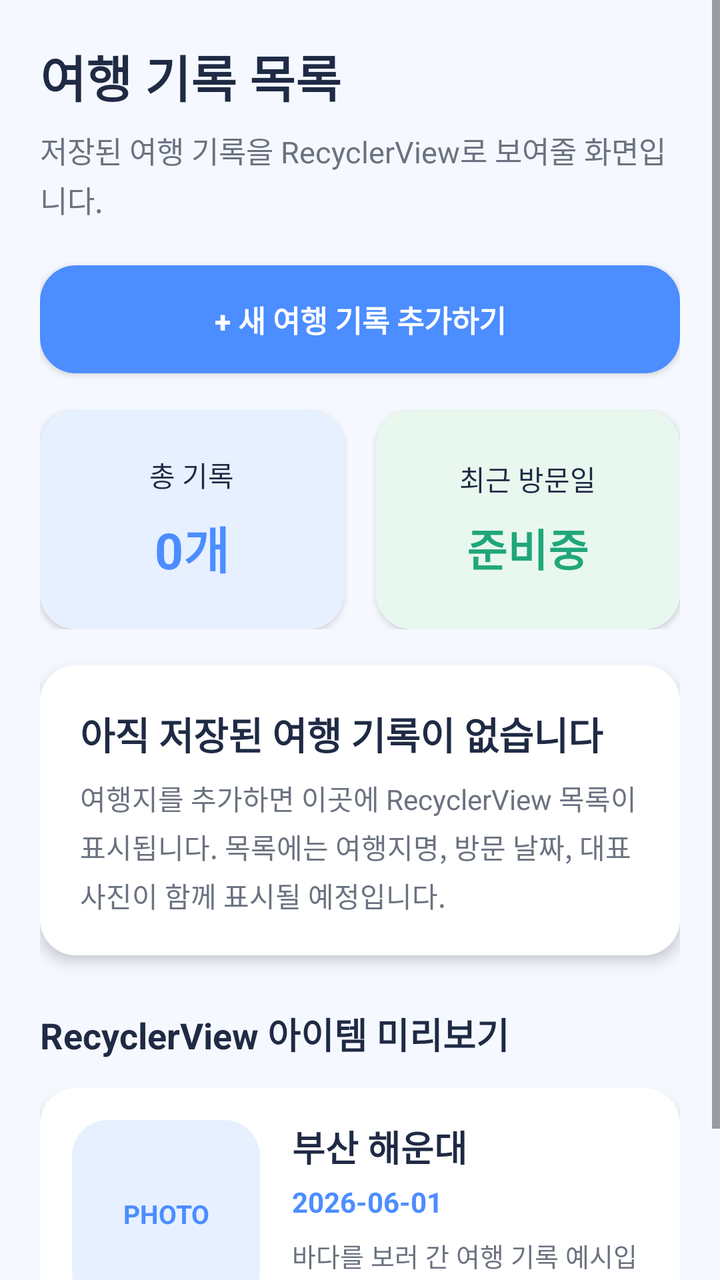
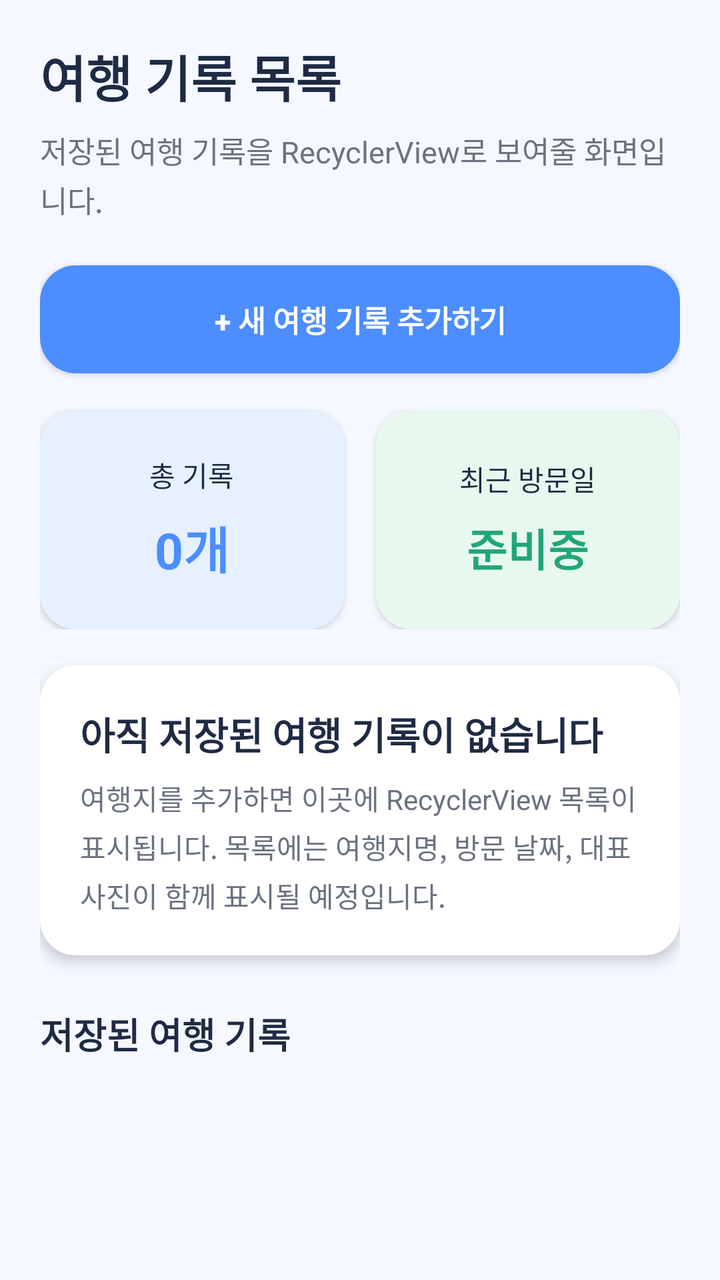

Before-and-after screenshots of an Android layout around one commit, followed by the original layout XML and the change that was made.
<!-- AndroidManifest.xml: application theme Theme.TravelRecordApp -->
<!-- res/layout/fragment_travel_list.xml -->
<?xml version="1.0" encoding="utf-8"?>
<ScrollView xmlns:android="http://schemas.android.com/apk/res/android"
    android:layout_width="match_parent"
    android:layout_height="match_parent"
    android:background="@color/travel_bg"
    android:fillViewport="true">

    <LinearLayout
        android:layout_width="match_parent"
        android:layout_height="wrap_content"
        android:orientation="vertical"
        android:padding="20dp">

        <TextView
            android:id="@+id/tvListTitle"
            android:layout_width="match_parent"
            android:layout_height="wrap_content"
            android:text="@string/list_title"
            android:textColor="@color/travel_dark"
            android:textSize="25sp"
            android:textStyle="bold" />

        <TextView
            android:id="@+id/tvListDesc"
            android:layout_width="match_parent"
            android:layout_height="wrap_content"
            android:layout_marginTop="8dp"
            android:lineSpacingExtra="3dp"
            android:text="@string/list_desc"
            android:textColor="@color/travel_gray"
            android:textSize="15sp" />

        <Button
            android:id="@+id/btnAddTravel"
            android:layout_width="match_parent"
            android:layout_height="54dp"
            android:layout_marginTop="22dp"
            android:background="@drawable/bg_primary_button"
            android:text="+ 새 여행 기록 추가하기"
            android:textAllCaps="false"
            android:textColor="@color/white"
            android:textSize="15sp"
            android:textStyle="bold" />

        <LinearLayout
            android:id="@+id/listSummaryArea"
            android:layout_width="match_parent"
            android:layout_height="110dp"
            android:layout_marginTop="18dp"
            android:orientation="horizontal">

            <LinearLayout
                android:layout_width="0dp"
                android:layout_height="match_parent"
                android:layout_marginEnd="8dp"
                android:layout_weight="1"
                android:background="@drawable/bg_card_blue"
                android:elevation="2dp"
                android:gravity="center"
                android:orientation="vertical"
                android:padding="12dp">

                <TextView
                    android:layout_width="wrap_content"
                    android:layout_height="wrap_content"
                    android:text="총 기록"
                    android:textColor="@color/travel_dark"
                    android:textSize="14sp" />

                <TextView
                    android:id="@+id/tvListTotalCount"
                    android:layout_width="wrap_content"
                    android:layout_height="wrap_content"
                    android:layout_marginTop="8dp"
                    android:text="0개"
                    android:textColor="@color/travel_blue"
                    android:textSize="25sp"
                    android:textStyle="bold" />

            </LinearLayout>

            <LinearLayout
                android:layout_width="0dp"
                android:layout_height="match_parent"
                android:layout_marginStart="8dp"
                android:layout_weight="1"
                android:background="@drawable/bg_card_green"
                android:elevation="2dp"
                android:gravity="center"
                android:orientation="vertical"
                android:padding="12dp">

                <TextView
                    android:layout_width="wrap_content"
                    android:layout_height="wrap_content"
                    android:text="최근 방문일"
                    android:textColor="@color/travel_dark"
                    android:textSize="14sp" />

                <TextView
                    android:id="@+id/tvRecentDate"
                    android:layout_width="wrap_content"
                    android:layout_height="wrap_content"
                    android:layout_marginTop="8dp"
                    android:text="준비중"
                    android:textColor="@color/travel_green"
                    android:textSize="22sp"
                    android:textStyle="bold" />

            </LinearLayout>

        </LinearLayout>

        <LinearLayout
            android:id="@+id/emptyListCard"
            android:layout_width="match_parent"
            android:layout_height="wrap_content"
            android:layout_marginTop="18dp"
            android:background="@drawable/bg_card_white"
            android:elevation="4dp"
            android:orientation="vertical"
            android:padding="20dp">

            <TextView
                android:layout_width="match_parent"
                android:layout_height="wrap_content"
                android:text="아직 저장된 여행 기록이 없습니다"
                android:textColor="@color/travel_dark"
                android:textSize="19sp"
                android:textStyle="bold" />

            <TextView
                android:layout_width="match_parent"
                android:layout_height="wrap_content"
                android:layout_marginTop="8dp"
                android:lineSpacingExtra="4dp"
                android:text="여행지를 추가하면 이곳에 RecyclerView 목록이 표시됩니다. 목록에는 여행지명, 방문 날짜, 대표 사진이 함께 표시될 예정입니다."
                android:textColor="@color/travel_gray"
                android:textSize="14sp" />

        </LinearLayout>

        <TextView
            android:id="@+id/tvSectionTitle"
            android:layout_width="match_parent"
            android:layout_height="wrap_content"
            android:layout_marginTop="26dp"
            android:text="RecyclerView 아이템 미리보기"
            android:textColor="@color/travel_dark"
            android:textSize="18sp"
            android:textStyle="bold" />

        <include layout="@layout/item_travel_record" />

    </LinearLayout>

</ScrollView>
<!-- res/layout/item_travel_record.xml (included above) -->
<?xml version="1.0" encoding="utf-8"?>
<LinearLayout xmlns:android="http://schemas.android.com/apk/res/android"
    android:id="@+id/layoutTravelItem"
    android:layout_width="match_parent"
    android:layout_height="wrap_content"
    android:layout_marginTop="14dp"
    android:layout_marginBottom="4dp"
    android:background="@drawable/bg_card_white"
    android:elevation="4dp"
    android:orientation="horizontal"
    android:padding="16dp">

    <FrameLayout
        android:layout_width="94dp"
        android:layout_height="94dp"
        android:background="@drawable/bg_photo_placeholder">

        <ImageView
            android:id="@+id/ivTravelPhoto"
            android:layout_width="match_parent"
            android:layout_height="match_parent"
            android:contentDescription="여행 사진"
            android:scaleType="centerCrop"
            android:visibility="gone" />

        <TextView
            android:id="@+id/tvPhotoLabel"
            android:layout_width="match_parent"
            android:layout_height="match_parent"
            android:gravity="center"
            android:text="PHOTO"
            android:textColor="@color/travel_blue"
            android:textSize="13sp"
            android:textStyle="bold" />

    </FrameLayout>

    <LinearLayout
        android:layout_width="0dp"
        android:layout_height="wrap_content"
        android:layout_marginStart="16dp"
        android:layout_weight="1"
        android:orientation="vertical">

        <TextView
            android:id="@+id/tvItemPlace"
            android:layout_width="match_parent"
            android:layout_height="wrap_content"
            android:text="부산 해운대"
            android:textColor="@color/travel_dark"
            android:textSize="18sp"
            android:textStyle="bold" />

        <TextView
            android:id="@+id/tvItemDate"
            android:layout_width="match_parent"
            android:layout_height="wrap_content"
            android:layout_marginTop="5dp"
            android:text="2026-06-01"
            android:textColor="@color/travel_blue"
            android:textSize="14sp"
            android:textStyle="bold" />

        <TextView
            android:id="@+id/tvItemMemo"
            android:layout_width="match_parent"
            android:layout_height="wrap_content"
            android:layout_marginTop="8dp"
            android:lineSpacingExtra="3dp"
            android:maxLines="2"
            android:text="바다를 보러 간 여행 기록 예시입니다. 나중에 실제 데이터와 사진이 표시됩니다."
            android:textColor="@color/travel_gray"
            android:textSize="13sp" />

        <TextView
            android:id="@+id/tvItemAction"
            android:layout_width="match_parent"
            android:layout_height="wrap_content"
            android:layout_marginTop="8dp"
            android:text="상세 보기 준비중"
            android:textColor="@color/travel_orange"
            android:textSize="13sp"
            android:textStyle="bold" />

    </LinearLayout>

</LinearLayout>
<!-- resources referenced by this layout -->
<resources>
  <color name="travel_bg">#F5F8FF</color>
  <color name="travel_blue">#4C8DFF</color>
  <color name="travel_dark">#1F2A44</color>
  <color name="travel_gray">#6B7280</color>
  <color name="travel_green">#21A67A</color>
  <color name="travel_orange">#F59E0B</color>
  <color name="white">#FFFFFFFF</color>
  <!-- drawable bg_card_blue (drawable) -->
  <?xml version="1.0" encoding="utf-8"?>
  <shape xmlns:android="http://schemas.android.com/apk/res/android">
      <solid android:color="@color/card_blue" />
      <corners android:radius="18dp" />
  </shape>
  <!-- drawable bg_card_green (drawable) -->
  <?xml version="1.0" encoding="utf-8"?>
  <shape xmlns:android="http://schemas.android.com/apk/res/android">
      <solid android:color="@color/card_green" />
      <corners android:radius="18dp" />
  </shape>
  <!-- drawable bg_card_white (drawable) -->
  <?xml version="1.0" encoding="utf-8"?>
  <shape xmlns:android="http://schemas.android.com/apk/res/android">
      <solid android:color="@color/white" />
      <corners android:radius="18dp" />
  </shape>
  <!-- drawable bg_photo_placeholder (drawable) -->
  <?xml version="1.0" encoding="utf-8"?>
  <shape xmlns:android="http://schemas.android.com/apk/res/android">
      <solid android:color="@color/card_blue" />
      <corners android:radius="18dp" />
  </shape>
  <!-- drawable bg_primary_button (drawable) -->
  <?xml version="1.0" encoding="utf-8"?>
  <shape xmlns:android="http://schemas.android.com/apk/res/android">
      <solid android:color="@color/travel_blue" />
      <corners android:radius="18dp" />
  </shape>
  <string name="list_desc">저장된 여행 기록을 RecyclerView로 보여줄 화면입니다.</string>
  <string name="list_title">여행 기록 목록</string>
  <style name="Theme.TravelRecordApp" parent="Base.Theme.TravelRecordApp" />
  <color name="card_blue">#E6F0FF</color>
  <color name="card_green">#E8F8EF</color>
  <style name="Base.Theme.TravelRecordApp" parent="Theme.Material3.DayNight.NoActionBar">
          
          
      </style>
</resources>

<!-- the commit's change to res/layout/fragment_travel_list.xml (unified diff, before → after) -->
@@ -145,101 +145,18 @@
             android:layout_width="match_parent"
             android:layout_height="wrap_content"
             android:layout_marginTop="26dp"
-            android:text="RecyclerView 아이템 미리보기"
+            android:text="저장된 여행 기록"
             android:textColor="@color/travel_dark"
             android:textSize="18sp"
             android:textStyle="bold" />
 
-        <include layout="@layout/item_travel_record" />
+        <androidx.recyclerview.widget.RecyclerView
+            android:id="@+id/recyclerTravel"
+            android:layout_width="match_parent"
+            android:layout_height="wrap_content"
+            android:layout_marginBottom="24dp"
+            android:nestedScrollingEnabled="false" />
 
     </LinearLayout>
 
 </ScrollView>
-<!-- res/layout/item_travel_record.xml (included above) -->
-<?xml version="1.0" encoding="utf-8"?>
-<LinearLayout xmlns:android="http://schemas.android.com/apk/res/android"
-    android:id="@+id/layoutTravelItem"
-    android:layout_width="match_parent"
-    android:layout_height="wrap_content"
-    android:layout_marginTop="14dp"
-    android:layout_marginBottom="4dp"
-    android:background="@drawable/bg_card_white"
-    android:elevation="4dp"
-    android:orientation="horizontal"
-    android:padding="16dp">
-
-    <FrameLayout
-        android:layout_width="94dp"
-        android:layout_height="94dp"
-        android:background="@drawable/bg_photo_placeholder">
-
-        <ImageView
-            android:id="@+id/ivTravelPhoto"
-            android:layout_width="match_parent"
-            android:layout_height="match_parent"
-            android:contentDescription="여행 사진"
-            android:scaleType="centerCrop"
-            android:visibility="gone" />
-
-        <TextView
-            android:id="@+id/tvPhotoLabel"
-            android:layout_width="match_parent"
-            android:layout_height="match_parent"
-            android:gravity="center"
-            android:text="PHOTO"
-            android:textColor="@color/travel_blue"
-            android:textSize="13sp"
-            android:textStyle="bold" />
-
-    </FrameLayout>
-
-    <LinearLayout
-        android:layout_width="0dp"
-        android:layout_height="wrap_content"
-        android:layout_marginStart="16dp"
-        android:layout_weight="1"
-        android:orientation="vertical">
-
-        <TextView
-            android:id="@+id/tvItemPlace"
-            android:layout_width="match_parent"
-            android:layout_height="wrap_content"
-            android:text="부산 해운대"
-            android:textColor="@color/travel_dark"
-            android:textSize="18sp"
-            android:textStyle="bold" />
-
-        <TextView
-            android:id="@+id/tvItemDate"
-            android:layout_width="match_parent"
-            android:layout_height="wrap_content"
-            android:layout_marginTop="5dp"
-            android:text="2026-06-01"
-            android:textColor="@color/travel_blue"
-            android:textSize="14sp"
-            android:textStyle="bold" />
-
-        <TextView
-            android:id="@+id/tvItemMemo"
-            android:layout_width="match_parent"
-            android:layout_height="wrap_content"
-            android:layout_marginTop="8dp"
-            android:lineSpacingExtra="3dp"
-            android:maxLines="2"
-            android:text="바다를 보러 간 여행 기록 예시입니다. 나중에 실제 데이터와 사진이 표시됩니다."
-            android:textColor="@color/travel_gray"
-            android:textSize="13sp" />
-
-        <TextView
-            android:id="@+id/tvItemAction"
-            android:layout_width="match_parent"
-            android:layout_height="wrap_content"
-            android:layout_marginTop="8dp"
-            android:text="상세 보기 준비중"
-            android:textColor="@color/travel_orange"
-            android:textSize="13sp"
-            android:textStyle="bold" />
-
-    </LinearLayout>
-
-</LinearLayout>
<!-- resource entries referenced after the edit -->
@@ -5,7 +5,6 @@
   <color name="travel_dark">#1F2A44</color>
   <color name="travel_gray">#6B7280</color>
   <color name="travel_green">#21A67A</color>
-  <color name="travel_orange">#F59E0B</color>
   <color name="white">#FFFFFFFF</color>
   <!-- drawable bg_card_blue (drawable) -->
   <?xml version="1.0" encoding="utf-8"?>
@@ -25,12 +24,6 @@
       <solid android:color="@color/white" />
       <corners android:radius="18dp" />
   </shape>
-  <!-- drawable bg_photo_placeholder (drawable) -->
-  <?xml version="1.0" encoding="utf-8"?>
-  <shape xmlns:android="http://schemas.android.com/apk/res/android">
-      <solid android:color="@color/card_blue" />
-      <corners android:radius="18dp" />
-  </shape>
   <!-- drawable bg_primary_button (drawable) -->
   <?xml version="1.0" encoding="utf-8"?>
   <shape xmlns:android="http://schemas.android.com/apk/res/android">
